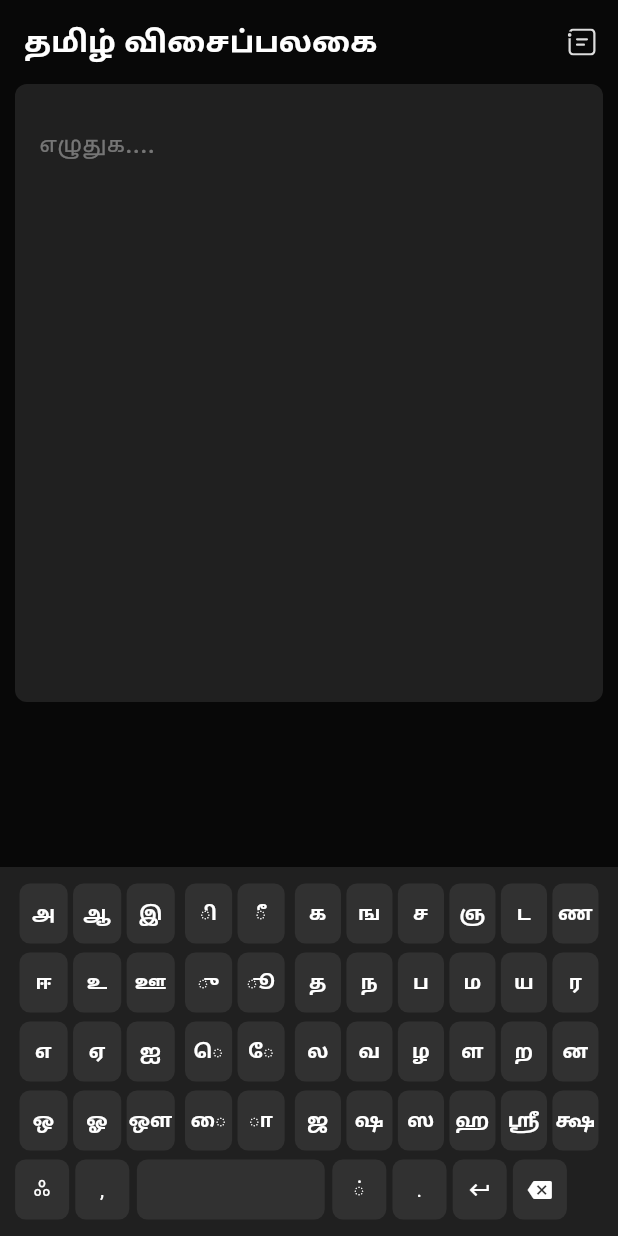
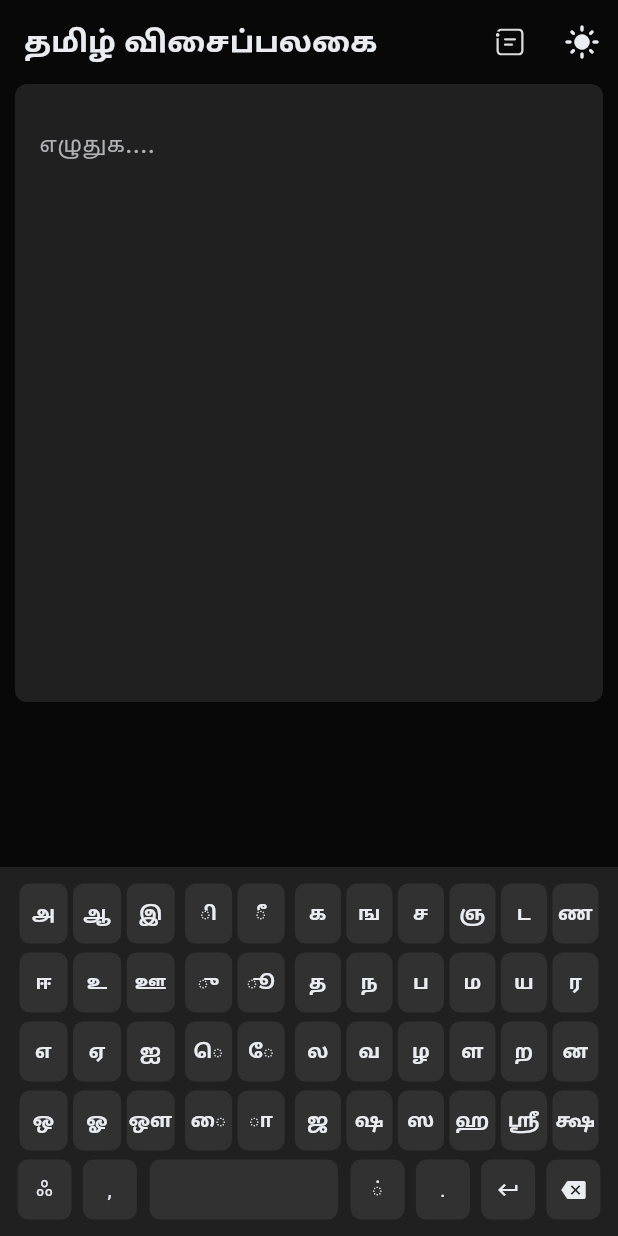
Before and after one commit to kishoreckd/Tamil_keyboard, a Flutter app: the screen it shows after launch, on a phone screen of 412 x 824 dp. Run offline on Flutter 3.47's test engine with Material 3 defaults, Android fonts, the phone set to English and light mode, and no system bars; our stand-ins replace carousel_indicator, carousel_slider, firebase_core, flutter_riverpod, flutter_svg; missing offline and left inert: flutter_inappwebview; accounts and stored records are empty.

Commit message:
lightmode darkmode

```diff
--- a/lib/constant/svgicons.dart
+++ b/lib/constant/svgicons.dart
@@ -4,7 +4,13 @@ const feedbackIcon =
 </svg>
  ''';
 
-const helpIcon = '''<svg width="24" height="24" viewBox="0 0 24 24" fill="none" xmlns="http://www.w3.org/2000/svg">
+const helpIcon =
+    '''<svg width="24" height="24" viewBox="0 0 24 24" fill="none" xmlns="http://www.w3.org/2000/svg">
 <path d="M11.9996 1.99902C17.5233 1.99902 22.0011 6.47687 22.0011 12.0006C22.0011 17.5243 17.5233 22.0021 11.9996 22.0021C6.47589 22.0021 1.99805 17.5243 1.99805 12.0006C1.99805 6.47687 6.47589 1.99902 11.9996 1.99902ZM11.9958 10.2496C11.483 10.2499 11.0605 10.6363 11.0031 11.1336L10.9964 11.2503L11 16.7519L11.0068 16.8685C11.0649 17.3658 11.4879 17.7515 12.0007 17.7512C12.5135 17.7509 12.936 17.3645 12.9934 16.8672L13 16.7505L12.9964 11.249L12.9896 11.1323C12.9316 10.635 12.5086 10.2493 11.9958 10.2496ZM12 6.50006C11.3089 6.50006 10.7485 7.06038 10.7485 7.75158C10.7485 8.44277 11.3089 9.0031 12 9.0031C12.6912 9.0031 13.2516 8.44277 13.2516 7.75158C13.2516 7.06038 12.6912 6.50006 12 6.50006Z" fill="#F2F2F2"/>
 </svg>
  ''';
+const feedbackFocused =
+    '''<svg width="19" height="18" viewBox="0 0 19 18" fill="none" xmlns="http://www.w3.org/2000/svg">
+<path d="M15.2501 0C16.9831 0 18.3993 1.35645 18.495 3.06558L18.5001 3.25V14.75C18.5001 16.483 17.1436 17.8992 15.4345 17.9949L15.2501 18H3.7501C2.01707 18 0.600856 16.6435 0.505246 14.9344L0.500102 14.75L0.499814 6.37208C0.734481 6.45505 0.987018 6.5002 1.2501 6.5002C1.51315 6.5002 1.76566 6.45506 2.00031 6.37211L2.0001 14.75C2.0001 15.6682 2.70721 16.4212 3.60657 16.4942L3.7501 16.5H15.2501C16.1683 16.5 16.9213 15.7929 16.9943 14.8935L17.0001 14.75V3.25C17.0001 2.33183 16.293 1.57881 15.3936 1.5058L15.2501 1.5H3.7501C3.14992 1.5 2.62031 1.80213 2.30507 2.2626C1.99114 2.095 1.63172 2 1.2501 2C1.06887 2 0.892652 2.02142 0.723829 2.06188C1.17711 0.908987 2.27007 0.0776222 3.56568 0.00514483L3.7501 0H15.2501ZM10.7461 10.0031C11.1603 10.0031 11.4961 10.3388 11.4961 10.7531C11.4961 11.1327 11.214 11.4465 10.8479 11.4962L10.7461 11.5031H6.24786C5.83365 11.5031 5.49786 11.1673 5.49786 10.7531C5.49786 10.3734 5.78002 10.0596 6.14609 10.0099L6.24786 10.0031H10.7461ZM12.7523 6.49623C13.1666 6.49623 13.5023 6.83201 13.5023 7.24623C13.5023 7.62592 13.2202 7.93972 12.8541 7.98938L12.7523 7.99623H6.24786C5.83365 7.99623 5.49786 7.66044 5.49786 7.24623C5.49786 6.86653 5.78002 6.55274 6.14609 6.50307L6.24786 6.49623H12.7523ZM1.2501 3C1.94051 3 2.5002 3.55969 2.5002 4.2501C2.5002 4.94051 1.94051 5.5002 1.2501 5.5002C0.55969 5.5002 0 4.94051 0 4.2501C0 3.55969 0.55969 3 1.2501 3Z" fill="#534D73"/>
+</svg>
+ ''';
--- a/lib/constant/webviewscreen.dart
+++ b/lib/constant/webviewscreen.dart
@@ -1,7 +1,6 @@
 import 'package:flutter/material.dart';
 import 'package:flutter_inappwebview/flutter_inappwebview.dart';
 // ignore_for_file: unused_local_variable
-
 
 class WebViewScreen extends StatefulWidget {
   final String url;
@@ -24,9 +23,9 @@ class _WebViewScreenState extends State<WebViewScreen> {
   Widget build(BuildContext context) {
     final screenHeight = MediaQuery.of(context).size.height;
     return Scaffold(
-      backgroundColor: Colors.white,
+      backgroundColor: const Color(0XFFE9ECF1),
       appBar: AppBar(
-        backgroundColor: Colors.white,
+        backgroundColor: const Color(0XFFE9ECF1),
         title: Text(widget.name),
       ),
       body: Stack(children: [
--- a/lib/widgets/helpscreen.dart
+++ b/lib/widgets/helpscreen.dart
@@ -10,13 +10,14 @@ class HelpScreen extends StatelessWidget {
     return Scaffold(
       backgroundColor: const Color(0XFF080808),
       appBar: AppBar(
-        iconTheme:
-            const IconThemeData(color: Colors.white), // Set the back icon color
+        iconTheme: const IconThemeData(
+            color: Color(0XFFE9ECF1)), // Set the back icon color
 
         backgroundColor: const Color(0XFF080808),
         title: const Text(
           'உதவி',
-          style: TextStyle(color: Colors.white, fontWeight: FontWeight.w600),
+          style:
+              TextStyle(color: Color(0XFFE9ECF1), fontWeight: FontWeight.w600),
         ),
       ),
       body: Column(
@@ -26,13 +27,15 @@ class HelpScreen extends StatelessWidget {
               Text(
                 'தமிழ் விசைப்பலகை',
                 style: TextStyle(
-                    color: Colors.white,
+                    color: Color(0XFFE9ECF1),
                     fontSize: 25,
                     fontWeight: FontWeight.w600),
               )
             ],
           ),
-          const SizedBox(height: 100,),
+          const SizedBox(
+            height: 100,
+          ),
           CarouselSlider.builder(
             itemCount: 3,
             itemBuilder: (BuildContext context, int index, int realIndex) {
@@ -49,7 +52,8 @@ class HelpScreen extends StatelessWidget {
                       Text(
                         'தமிழில் எளிதாக தட்டச்சு செய்யலாம்',
                         style: TextStyle(
-                            color: Colors.white, fontWeight: FontWeight.w600),
+                            color: Color(0XFFE9ECF1),
+                            fontWeight: FontWeight.w600),
                       ),
                       // const Text(
                       //   'முதலில் த வை அழுத்தவும் பிறகு ஒலி தட்டச்சு செய்யவும் ',
--- a/lib/widgets/homepage.dart
+++ b/lib/widgets/homepage.dart
@@ -8,10 +8,11 @@ import 'package:keyboard_tamil/widgets/helpscreen.dart';
 import 'package:flutter_riverpod/flutter_riverpod.dart';
 import 'package:keyboard_tamil/widgets/keyboardkey.dart';
 import 'package:keyboard_tamil/constant/constant_keys.dart';
+// ignore_for_file: unused_import
+
 // ignore_for_file: unused_element
 // ignore_for_file: unused_local_variable
 // ignore_for_file: file_names
-
 class MyHomePage extends ConsumerStatefulWidget {
   const MyHomePage({super.key});
   @override
@@ -21,45 +22,56 @@ class MyHomePage extends ConsumerStatefulWidget {
 class _HomePageState extends ConsumerState<MyHomePage> {
   OverlayEntry? overlayEntry;
   final TextEditingController _textController = TextEditingController();
+  bool isDarkMode = true; // Track the current mode
 
   @override
   Widget build(BuildContext context) {
     final screenWidth = MediaQuery.of(context).size.width;
-
     final screenHeight = MediaQuery.of(context).size.height;
     return Scaffold(
-      backgroundColor: const Color(0XFF080808),
+      backgroundColor: isDarkMode
+          ? const Color(0XFF080808)
+          : const Color(0XFFFFFFFF), // Apply background color based on mode
       appBar: AppBar(
-        backgroundColor: const Color(0XFF080808),
-        title: const Text(
+        backgroundColor: isDarkMode
+            ? const Color(0XFF080808)
+            : const Color(0XFFFFFFFF), // Apply app bar color based on mode
+        title: Text(
           'தமிழ் விசைப்பலகை',
           style: TextStyle(
-            color: Colors.white,
+            color:
+                isDarkMode ? const Color(0XFFE9ECF1) : const Color(0XFF534D73),
             fontWeight: FontWeight.w600,
           ),
         ),
         centerTitle: false,
         actions: [
           IconButton(
-            icon: SvgPicture.string(feedbackIcon),
+            icon: SvgPicture.string(isDarkMode? feedbackIcon : feedbackFocused),
+            color:
+                isDarkMode ? const Color(0XFFE9ECF1) : const Color(0XFF0d0c1d),
             onPressed: () {
               Navigator.of(context).push(MaterialPageRoute(
                 builder: (context) => const WebViewScreen(
-                    name: 'Feedback',
-                    url:
-                        'https://docs.google.com/forms/d/e/1FAIpQLSfXX2weStTmlXkzO8Iwi3vr4MgIK8-eGBmQCSzztbZle3SiXg/viewform'),
+                  name: 'Feedback',
+                  url:
+                      'https://docs.google.com/forms/d/e/1FAIpQLSfXX2weStTmlXkzO8Iwi3vr4MgIK8-eGBmQCSzztbZle3SiXg/viewform',
+                ),
               ));
             },
           ),
-          // IconButton(
-          //   icon: SvgPicture.string(helpIcon),
-          //   onPressed: () {
-          //     Navigator.of(context).push(MaterialPageRoute(
-          //       builder: (context) =>
-          //           const HelpScreen(), // Replace with your HelpScreen widget
-          //     ));
-          //   },
-          // ),
+          IconButton(
+            icon: isDarkMode
+                ? const Icon(Icons.light_mode)
+                : const Icon(Icons.dark_mode),
+            color:
+                isDarkMode ? const Color(0XFFE9ECF1) : const Color(0XFF534D73),
+            onPressed: () {
+              setState(() {
+                isDarkMode = !isDarkMode;
+              });
+            },
+          ),
         ],
       ),
       body: Builder(
@@ -72,8 +84,10 @@ class _HomePageState extends ConsumerState<MyHomePage> {
                 child: Container(
                   decoration: BoxDecoration(
                     borderRadius: BorderRadius.circular(8),
-                    color: const Color(
-                        0XFF202020), // Set the background color to white
+                    color: isDarkMode
+                        ? const Color(0XFF202020)
+                        : const Color.fromARGB(255, 196, 199,
+                            202), // Apply background color based on mode
                   ),
                   height: screenHeight * 0.5,
                   padding: const EdgeInsets.all(16.0),
@@ -81,12 +95,23 @@ class _HomePageState extends ConsumerState<MyHomePage> {
                     child: TextField(
                       showCursor: true,
                       readOnly: true,
-                      style: const TextStyle(
-                          color: Colors.white, fontWeight: FontWeight.w500),
-                      decoration: const InputDecoration(
-                          border: InputBorder.none,
-                          hintText: 'எழுதுக....',
-                          hintStyle: TextStyle(color: Colors.white38)),
+                      style: TextStyle(
+                        color: isDarkMode
+                            ? const Color(0XFFE9ECF1)
+                            : const Color(0XFF0d0c1d),
+                        fontWeight: FontWeight.w500,
+                      ),
+                      decoration: InputDecoration(
+                        border: InputBorder.none,
+                        hintText: 'எழுதுக....',
+                        hintStyle: TextStyle(
+                            color: isDarkMode
+                                ? const Color(0XFFB1B2B5)
+                                : const Color(0XFF202020)
+
+                            // Color(0XFFE9ECF1)38,
+                            ),
+                      ),
                       maxLines: null,
                       keyboardType: TextInputType.multiline,
                       controller: _textController,
@@ -96,12 +121,16 @@ class _HomePageState extends ConsumerState<MyHomePage> {
                 ),
               ),
               Ink(
-                decoration: const BoxDecoration(color: Color(0XFF202020)),
+                decoration: BoxDecoration(
+                  color: isDarkMode
+                      ? const Color(0XFF202020)
+                      : const Color.fromARGB(255, 196, 199,
+                          202), // Apply background color based on mode
+                ),
                 child: CustomKeyboard(
-                  onKeyPressed: (String value) {
-                    // Handle key presses
-                  },
+                  onKeyPressed: (String value) {},
                   textController: _textController,
+                  isdarkmode: isDarkMode,
                 ),
               ),
             ],
@@ -121,6 +150,7 @@ class _HomePageState extends ConsumerState<MyHomePage> {
           child: Ink(
             decoration: const BoxDecoration(color: Color(0XFF202020)),
             child: CustomKeyboard(
+              isdarkmode: isDarkMode,
               onKeyPressed: (String value) {},
               textController: _textController,
             ),
@@ -141,10 +171,14 @@ class _HomePageState extends ConsumerState<MyHomePage> {
 
 class CustomKeyboard extends ConsumerStatefulWidget {
   const CustomKeyboard(
-      {super.key, required this.onKeyPressed, required this.textController});
+      {super.key,
+      required this.onKeyPressed,
+      required this.textController,
+      required this.isdarkmode});
 
   final Function(String) onKeyPressed;
   final TextEditingController textController;
+  final bool isdarkmode;
   @override
   ConsumerState<ConsumerStatefulWidget> createState() => _CustomKeyboardState();
 }
@@ -403,6 +437,7 @@ class _CustomKeyboardState extends ConsumerState<CustomKeyboard> {
             children: x.map((y) {
               return Expanded(
                 child: KeyboardKeys(
+                  isdarkmode: widget.isdarkmode,
                   label: y,
                   onTap: keyPress,
                   value: y,
@@ -421,6 +456,7 @@ class _CustomKeyboardState extends ConsumerState<CustomKeyboard> {
             children: x.map((y) {
               return Expanded(
                 child: SymbolsKeyboardKey(
+                  isdarkmode: widget.isdarkmode,
                   label: y,
                   onTap: keyPress,
                   value: y,
@@ -439,6 +475,7 @@ class _CustomKeyboardState extends ConsumerState<CustomKeyboard> {
             children: x.map((y) {
               return Expanded(
                 child: KeyboardKeys(
+                  isdarkmode: widget.isdarkmode,
                   label: y,
                   onTap: keyPress,
                   value: y,
@@ -487,16 +524,41 @@ class _CustomKeyboardState extends ConsumerState<CustomKeyboard> {
             ),
             SizedBox(
               child: Row(
+                mainAxisAlignment: MainAxisAlignment.spaceAround,
                 children: [
-                  EndKey(label: 'ஃ', onTap: keyPress, value: 'ஃ'),
-                  EndKey(label: ',', onTap: keyPress, value: ','),
-                  Spacebar(label: ' ', onTap: keyPress, value: ' '),
-                  EndKey(label: '்', onTap: keyPress, value: '்'),
-                  EndKey(label: '.', onTap: keyPress, value: '.'),
                   EndKey(
-                    label: const Icon(
+                      label: 'ஃ',
+                      onTap: keyPress,
+                      value: 'ஃ',
+                      isdarkmode: widget.isdarkmode),
+                  EndKey(
+                      label: ',',
+                      onTap: keyPress,
+                      value: ',',
+                      isdarkmode: widget.isdarkmode),
+                  Spacebar(
+                    label: ' ',
+                    onTap: keyPress,
+                    value: ' ',
+                    isdarkmode: widget.isdarkmode,
+                  ),
+                  EndKey(
+                      label: '்',
+                      onTap: keyPress,
+                      value: '்',
+                      isdarkmode: widget.isdarkmode),
+                  EndKey(
+                      label: '.',
+                      onTap: keyPress,
+                      value: '.',
+                      isdarkmode: widget.isdarkmode),
+                  EndKey(
+                    isdarkmode: widget.isdarkmode,
+                    label: Icon(
                       Icons.keyboard_return_sharp,
-                      color: Colors.white,
+                      color: widget.isdarkmode
+                          ? const Color(0XFFE9ECF1)
+                          : const Color(0XFF0d0c1d),
                       size: 16,
                     ),
                     onTap: keyPress,
@@ -527,8 +589,7 @@ class _CustomKeyboardState extends ConsumerState<CustomKeyboard> {
                         // Adjust the padding based on screen width
                       ),
                       child: InkWell(
-                        splashColor: const Color.fromARGB(255, 120, 120, 120),
-                        onTap: () {
+            splashColor:widget.isdarkmode? const Color.fromARGB(255, 120, 120, 120):Color.fromARGB(255, 131, 196, 224),                        onTap: () {
                           setState(() {
                             onBackspacePress();
                           });
@@ -540,13 +601,17 @@ class _CustomKeyboardState extends ConsumerState<CustomKeyboard> {
                           height: 40,
                           width: width,
                           decoration: BoxDecoration(
-                            color: const Color(0xFF313131),
+                            color: widget.isdarkmode
+                                ? const Color(0xFF313131)
+                                : const Color(0XFFFFFFFF),
                             borderRadius: BorderRadius.circular(7),
                           ),
-                          child: const Icon(
+                          child: Icon(
                             Icons.backspace,
                             size: 16,
-                            color: Colors.white,
+                            color: widget.isdarkmode
+                                ? const Color(0XFFE9ECF1)
+                                : const Color(0XFF534D73),
                           ),
                         ),
                       ),
--- a/lib/widgets/keyboardkey.dart
+++ b/lib/widgets/keyboardkey.dart
@@ -8,12 +8,14 @@ class KeyboardKeys extends ConsumerStatefulWidget {
   final dynamic label;
   final dynamic value;
   final ValueSetter<dynamic> onTap;
+  final bool isdarkmode;
 
   const KeyboardKeys({
     super.key,
     @required this.label,
     required this.onTap,
     @required this.value,
+    required this.isdarkmode,
   })  : assert(label != null),
         assert(value != null);
 
@@ -27,8 +29,13 @@ class _KeyboardKeyState extends ConsumerState<KeyboardKeys> {
       return Center(
         child: Text(
           widget.label,
-          style: const TextStyle(
-              fontSize: 14.0, color: Colors.white, fontWeight: FontWeight.w600),
+          style: TextStyle(
+            fontSize: 14.0,
+            color: widget.isdarkmode
+                ? const Color(0XFFE9ECF1)
+                : const Color(0XFF534D73),
+            fontWeight: FontWeight.w600,
+          ),
           textAlign: TextAlign.center,
         ),
       );
@@ -56,7 +63,7 @@ class _KeyboardKeyState extends ConsumerState<KeyboardKeys> {
             horizontal: padding,
           ),
           child: InkWell(
-            splashColor: const Color.fromARGB(255, 120, 120, 120),
+            splashColor:widget.isdarkmode? const Color.fromARGB(255, 120, 120, 120):Color.fromARGB(255, 131, 196, 224),
             customBorder: RoundedRectangleBorder(
               borderRadius: BorderRadius.circular(7),
             ),
@@ -68,7 +75,9 @@ class _KeyboardKeyState extends ConsumerState<KeyboardKeys> {
               height: height,
               width: width,
               decoration: BoxDecoration(
-                color: const Color(0xFF313131),
+                color: widget.isdarkmode
+                    ? const Color(0xFF313131)
+                    : const Color(0XFFFFFFFF),
                 borderRadius: BorderRadius.circular(7),
               ),
               child: renderLabel(),
@@ -84,12 +93,14 @@ class SymbolsKeyboardKey extends ConsumerStatefulWidget {
   final dynamic label;
   final dynamic value;
   final ValueSetter<dynamic> onTap;
+  final bool isdarkmode;
 
   const SymbolsKeyboardKey({
     super.key,
     @required this.label,
     required this.onTap,
     @required this.value,
+    required this.isdarkmode,
   })  : assert(label != null),
         assert(value != null);
 
@@ -110,7 +121,7 @@ class _SymbolsKeyboardKeyState extends ConsumerState<SymbolsKeyboardKey> {
   //           fontSize: 14.0,
   //           color: isInTextStore
   //               ? Colors.red
-  //               : Colors.white, // Change color conditionally
+  //               : Color(0XFFE9ECF1), // Change color conditionally
   //         ),
   //         textAlign: TextAlign.center,
   //       ),
@@ -142,7 +153,9 @@ class _SymbolsKeyboardKeyState extends ConsumerState<SymbolsKeyboardKey> {
             horizontal: padding,
           ),
           child: InkWell(
-            splashColor: const Color.fromARGB(255, 120, 120, 120),
+            splashColor: widget.isdarkmode
+                ? const Color.fromARGB(255, 120, 120, 120)
+                : const Color(0XFF009DE0),
             customBorder: RoundedRectangleBorder(
               borderRadius: BorderRadius.circular(7),
             ),
@@ -156,8 +169,12 @@ class _SymbolsKeyboardKeyState extends ConsumerState<SymbolsKeyboardKey> {
               width: width,
               decoration: BoxDecoration(
                 color: isInTextStore
-                    ? const Color.fromARGB(255, 120, 120, 120)
-                    : const Color(0xFF313131),
+                    ? widget.isdarkmode
+                        ? const Color.fromARGB(255, 120, 120, 120)
+                        : const Color(0XFF009DE0)
+                    : widget.isdarkmode
+                        ? const Color(0xFF313131)
+                        : const Color(0XFFFFFFFF),
                 borderRadius: BorderRadius.circular(7),
               ),
               child: Center(
@@ -167,7 +184,9 @@ class _SymbolsKeyboardKeyState extends ConsumerState<SymbolsKeyboardKey> {
                     fontSize: 14.0,
                     fontWeight:
                         isInTextStore ? FontWeight.w800 : FontWeight.w600,
-                    color: Colors.white, // Change color conditionally
+                    color: widget.isdarkmode
+                        ? const Color(0XFFE9ECF1)
+                        : const Color(0XFF534D73),
                   ),
                   textAlign: TextAlign.center,
                 ),
@@ -184,12 +203,14 @@ class EndKey extends ConsumerStatefulWidget {
   final dynamic label;
   final dynamic value;
   final ValueSetter<dynamic> onTap;
+  final bool isdarkmode;
 
   const EndKey({
     super.key,
     @required this.label,
     required this.onTap,
     @required this.value,
+    required this.isdarkmode,
   })  : assert(label != null),
         assert(value != null);
   @override
@@ -202,7 +223,12 @@ class _EndKeyState extends ConsumerState<EndKey> {
       return Center(
         child: Text(
           widget.label,
-          style: const TextStyle(fontSize: 14.0, color: Colors.white),
+          style: TextStyle(
+            fontSize: 14.0,
+            color: widget.isdarkmode
+                ? const Color(0XFFE9ECF1)
+                : const Color(0XFF534D73),
+          ),
           textAlign: TextAlign.center,
         ),
       );
@@ -228,7 +254,7 @@ class _EndKeyState extends ConsumerState<EndKey> {
             // Adjust the padding based on screen width
           ),
           child: InkWell(
-            splashColor: const Color.fromARGB(255, 120, 120, 120),
+            splashColor:widget.isdarkmode? const Color.fromARGB(255, 120, 120, 120):Color.fromARGB(255, 131, 196, 224),
             customBorder: RoundedRectangleBorder(
               borderRadius: BorderRadius.circular(7),
             ),
@@ -240,7 +266,9 @@ class _EndKeyState extends ConsumerState<EndKey> {
               height: 40,
               width: width,
               decoration: BoxDecoration(
-                color: const Color(0xFF313131),
+                color: widget.isdarkmode
+                    ? const Color(0xFF313131)
+                    : const Color(0XFFFFFFFF),
                 borderRadius: BorderRadius.circular(7),
               ),
               child: renderLabel(),
@@ -256,13 +284,15 @@ class Spacebar extends ConsumerStatefulWidget {
   final dynamic label;
   final dynamic value;
   final ValueSetter<dynamic> onTap;
+  final bool isdarkmode;
 
-  const Spacebar({
-    super.key,
-    @required this.label,
-    required this.onTap,
-    @required this.value,
-  })  : assert(label != null),
+  const Spacebar(
+      {super.key,
+      @required this.label,
+      required this.onTap,
+      @required this.value,
+      required this.isdarkmode})
+      : assert(label != null),
         assert(value != null);
   @override
   ConsumerState<ConsumerStatefulWidget> createState() => _SpacebarState();
@@ -275,14 +305,14 @@ class _SpacebarState extends ConsumerState<Spacebar> {
     final screenWidth = MediaQuery.of(context).size.width;
     final isMobile = screenWidth < 600;
     final height = isMobile ? 40.0 : screenHeight * 0.11;
-    final width = isMobile ? screenWidth * 0.304 : screenWidth * 0.305;
+    // final width = isMobile ? screenWidth * 0.307 : screenWidth * 0.305;
 
     return Padding(
       padding: const EdgeInsets.symmetric(horizontal: 3.0),
       child: Column(
         children: [
           InkWell(
-            splashColor: const Color.fromARGB(255, 120, 120, 120),
+            splashColor:widget.isdarkmode? const Color.fromARGB(255, 120, 120, 120):Color.fromARGB(255, 131, 196, 224),
             customBorder: RoundedRectangleBorder(
               borderRadius: BorderRadius.circular(7),
             ),
@@ -292,15 +322,18 @@ class _SpacebarState extends ConsumerState<Spacebar> {
             },
             child: Ink(
               height: height,
-              width: width,
+              width: screenWidth * 0.305,
               decoration: BoxDecoration(
-                color: const Color(0xFF313131),
+                color: widget.isdarkmode
+                    ? const Color(0xFF313131)
+                    : const Color(0XFFFFFFFF),
                 borderRadius: BorderRadius.circular(7),
               ),
               child: Center(
                 child: Text(
                   widget.label,
-                  style: const TextStyle(fontSize: 14.0, color: Colors.white),
+                  style:
+                      const TextStyle(fontSize: 14.0, color: Color(0XFFE9ECF1)),
                   textAlign: TextAlign.center,
                 ),
               ),
```
